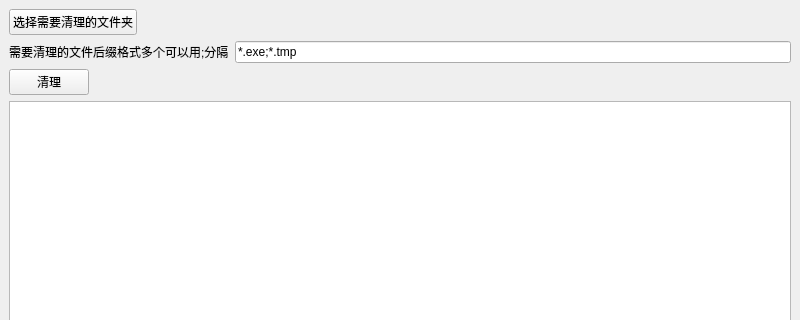
Qt form project/ClearFiles/mainwindow.ui (pjh130/qt) before a commit; both pictures show x 0 to 800 and y 0 to 320 of the 800 by 600 pixel window.
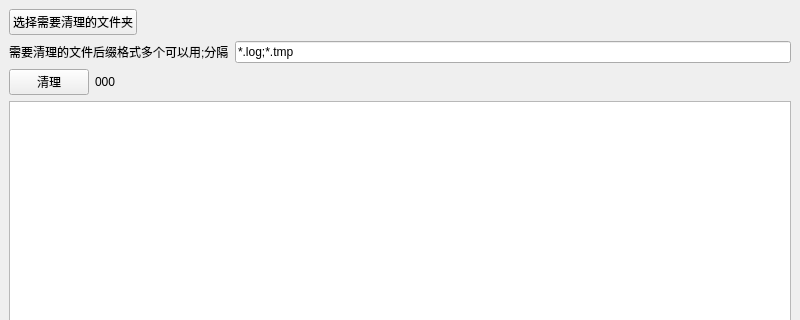
The same form after that commit.

The edit to the form file:
```diff
--- a/project/ClearFiles/mainwindow.ui
+++ b/project/ClearFiles/mainwindow.ui
@@ -51,7 +51,7 @@
       <item>
        <widget class="QLineEdit" name="lineEdit_suffix">
         <property name="text">
-         <string>*.exe;*.tmp</string>
+         <string>*.log;*.tmp</string>
         </property>
        </widget>
       </item>
@@ -66,6 +66,13 @@
         </property>
        </widget>
       </item>
+      <item>
+       <widget class="QLabel" name="label_clear">
+        <property name="text">
+         <string>000</string>
+        </property>
+       </widget>
+      </item>
       <item>
        <spacer name="horizontalSpacer_2">
         <property name="orientation">
```
